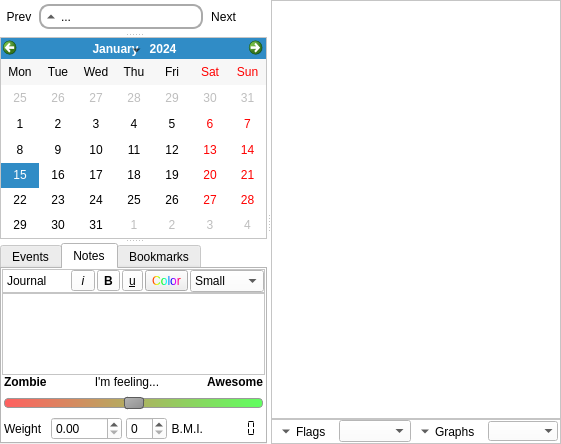
First picture: the form in sleepyhead/daily.ui, repository sbonaime/sleepyhead-code., before the edit.
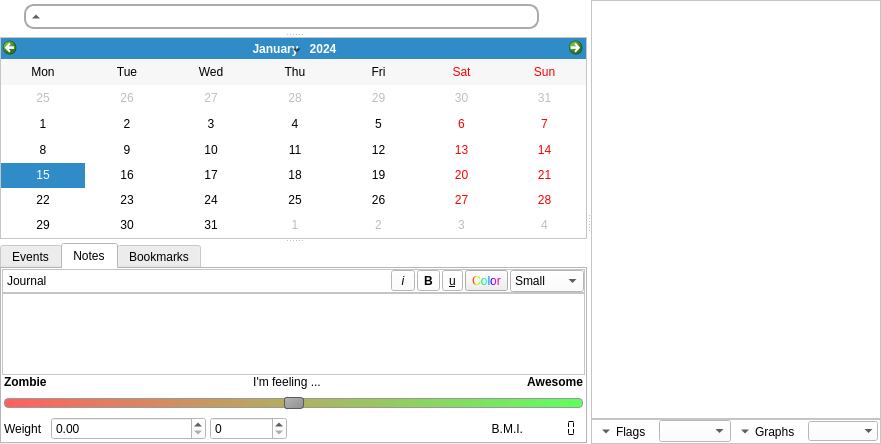
Second picture: the form after the edit. The open tabs and pages were chosen to show the change. Icons and pictures are not drawn.

The edit to the form file:
```diff
--- a/sleepyhead/daily.ui
+++ b/sleepyhead/daily.ui
@@ -522,7 +522,7 @@
 }</string>
           </property>
           <property name="text">
-           <string>Prev</string>
+           <string notr="true"/>
           </property>
           <property name="icon">
            <iconset resource="Resources.qrc">
@@ -571,7 +571,7 @@
 }</string>
           </property>
           <property name="text">
-           <string>...</string>
+           <string notr="true"/>
           </property>
           <property name="checkable">
            <bool>true</bool>
@@ -633,7 +633,7 @@
 }</string>
           </property>
           <property name="text">
-           <string>Next</string>
+           <string notr="true"/>
           </property>
           <property name="icon">
            <iconset resource="Resources.qrc">
@@ -689,6 +689,9 @@
  background-color: #89abcd;
 }</string>
           </property>
+          <property name="text">
+           <string notr="true"/>
+          </property>
           <property name="icon">
            <iconset resource="Resources.qrc">
             <normaloff>:/icons/arrow-end.png</normaloff>:/icons/arrow-end.png</iconset>
@@ -1025,6 +1028,9 @@
               <property name="orientation">
                <enum>Qt::Horizontal</enum>
               </property>
+              <property name="sizeType">
+               <enum>QSizePolicy::Minimum</enum>
+              </property>
               <property name="sizeHint" stdset="0">
                <size>
                 <width>342</width>
@@ -1088,12 +1094,21 @@
             </item>
             <item>
              <widget class="QComboBox" name="JournalNotesFontsize">
+              <property name="sizePolicy">
+               <sizepolicy hsizetype="MinimumExpanding" vsizetype="Fixed">
+                <horstretch>0</horstretch>
+                <verstretch>0</verstretch>
+               </sizepolicy>
+              </property>
               <property name="maximumSize">
                <size>
                 <width>85</width>
                 <height>16777215</height>
                </size>
               </property>
+              <property name="currentText">
+               <string>Small</string>
+              </property>
               <property name="maxVisibleItems">
                <number>3</number>
               </property>
@@ -1184,7 +1199,7 @@
                  </font>
                 </property>
                 <property name="text">
-                 <string>I'm feeling...</string>
+                 <string>I'm feeling ...</string>
                 </property>
                 <property name="alignment">
                  <set>Qt::AlignCenter</set>
```
Left out of the diff: 12 changed lines with no effect on the pictures.
